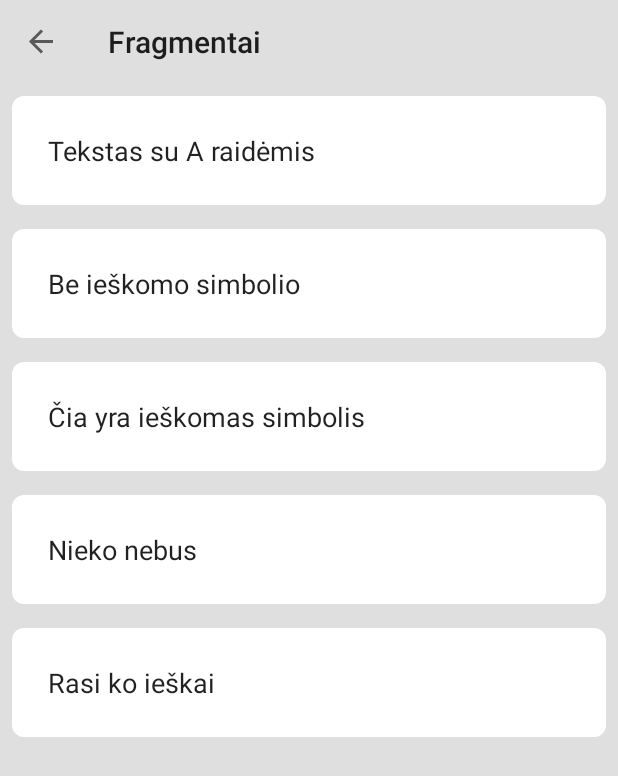
After one commit to gsamsonas/mobiliuju-programavimas, an Android app: the ListViewFragment screen opened through its navigation route, on a phone screen of 412 x 824 dp. The commit adds this screen. Shown: the top 776 px of the screen. Run offline under Robolectric (Android 15) with nearby library versions, the phone set to English and light mode, and no system bars; our stand-ins replace Dagger/Hilt's generated code, data binding, navigation-ui.

Commit message:
add list view fragment

```diff
--- /dev/null
+++ b/app/src/main/java/com/gsamsonas/mobiliujuprogramavimas/fragments/ListViewFragment.kt
@@ -0,0 +1,52 @@
+package com.gsamsonas.mobiliujuprogramavimas.fragments
+
+import android.os.Bundle
+import android.view.LayoutInflater
+import android.view.View
+import android.view.ViewGroup
+import androidx.fragment.app.Fragment
+import androidx.recyclerview.widget.RecyclerView
+import com.gsamsonas.mobiliujuprogramavimas.R
+import com.gsamsonas.mobiliujuprogramavimas.databinding.FragmentListViewBinding
+import com.gsamsonas.mobiliujuprogramavimas.recycleradapters.SelectLabAdapter
+import dagger.hilt.android.AndroidEntryPoint
+
+@AndroidEntryPoint
+class ListViewFragment : Fragment() {
+
+    private lateinit var binding: FragmentListViewBinding
+
+    private val items = listOf(
+        "Tekstas su A raidėmis",
+        "Be ieškomo simbolio",
+        "Čia yra ieškomas simbolis",
+        "Nieko nebus",
+        "Rasi ko ieškai"
+    )
+
+    override fun onCreateView(
+        inflater: LayoutInflater,
+        container: ViewGroup?,
+        savedInstanceState: Bundle?
+    ): View? {
+        binding = FragmentListViewBinding.inflate(inflater, container, false)
+        return binding.root
+    }
+
+    override fun onViewCreated(view: View, savedInstanceState: Bundle?) {
+        super.onViewCreated(view, savedInstanceState)
+        setupRecycler(binding.rvItems)
+    }
+
+    private fun setupRecycler(recyclerView: RecyclerView) {
+        // Reusing adapter, too lazy
+        recyclerView.adapter = SelectLabAdapter(
+            items.map { Pair(it) {
+                val fragmentTransaction = childFragmentManager.beginTransaction()
+                fragmentTransaction.replace(R.id.flFragment, ListViewChildFragment.get(it))
+                fragmentTransaction.addToBackStack(null)
+                fragmentTransaction.commit()
+            } }
+        )
+    }
+}
--- a/app/src/main/java/com/gsamsonas/mobiliujuprogramavimas/fragments/MainFragment.kt
+++ b/app/src/main/java/com/gsamsonas/mobiliujuprogramavimas/fragments/MainFragment.kt
@@ -36,6 +36,9 @@ class MainFragment : Fragment() {
             },
             Pair("Ketvirtas lab: Leidimai") {
                 findNavController().navigate(MainFragmentDirections.actionMainFragmentToWebViewFragment())
+            },
+            Pair("Penktas lab: Fragmentai") {
+                findNavController().navigate(MainFragmentDirections.actionMainFragmentToListViewFragment())
             }
         ))
     }
--- /dev/null
+++ b/app/src/main/res/layout/fragment_list_view.xml
@@ -0,0 +1,26 @@
+<?xml version="1.0" encoding="utf-8"?>
+<layout xmlns:android="http://schemas.android.com/apk/res/android"
+    xmlns:app="http://schemas.android.com/apk/res-auto">
+
+    <androidx.constraintlayout.widget.ConstraintLayout
+        android:layout_width="match_parent"
+        android:layout_height="match_parent">
+
+        <androidx.recyclerview.widget.RecyclerView
+            android:id="@+id/rvItems"
+            android:layout_width="match_parent"
+            android:layout_height="0dp"
+            app:layoutManager="androidx.recyclerview.widget.LinearLayoutManager"
+            app:layout_constraintTop_toTopOf="parent"
+            app:layout_constraintBottom_toTopOf="@id/flFragment"
+            app:layout_constraintHeight_percent="0.7"/>
+
+        <FrameLayout
+            android:id="@+id/flFragment"
+            android:layout_width="match_parent"
+            android:layout_height="0dp"
+            app:layout_constraintTop_toBottomOf="@id/rvItems"
+            app:layout_constraintBottom_toBottomOf="parent"/>
+
+    </androidx.constraintlayout.widget.ConstraintLayout>
+</layout>
--- a/app/src/main/res/navigation/navigation_main.xml
+++ b/app/src/main/res/navigation/navigation_main.xml
@@ -19,6 +19,9 @@
         <action
             android:id="@+id/action_mainFragment_to_webViewFragment"
             app:destination="@id/webViewFragment" />
+        <action
+            android:id="@+id/action_mainFragment_to_listViewFragment"
+            app:destination="@id/listViewFragment" />
     </fragment>
     <fragment
         android:id="@+id/dynamicTextFragment"
@@ -48,4 +51,9 @@
         android:name="com.gsamsonas.mobiliujuprogramavimas.fragments.WebViewFragment"
         android:label="Web View"
         tools:layout="@layout/fragment_webview"/>
+    <fragment
+        android:id="@+id/listViewFragment"
+        android:name="com.gsamsonas.mobiliujuprogramavimas.fragments.ListViewFragment"
+        android:label="Fragmentai"
+        tools:layout="@layout/fragment_list_view"/>
 </navigation>
```
Also changed, not shown: app/src/main/java/com/gsamsonas/mobiliujuprogramavimas/fragments/ListViewChildFragment.kt (added, +55 -0 lines), app/src/main/res/layout/fragment_list_view_child_info.xml (added, +26 -0 lines).
